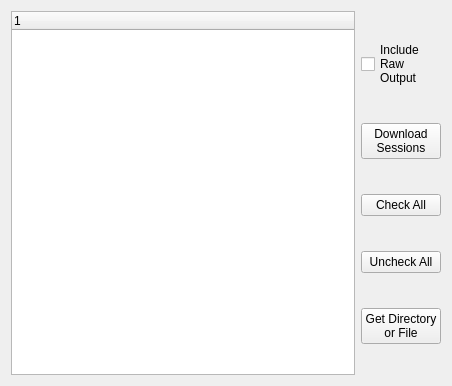
Before: the Qt Designer form src/ui/v800main.ui in profanum429/v800_downloader, drawn with Qt 5.
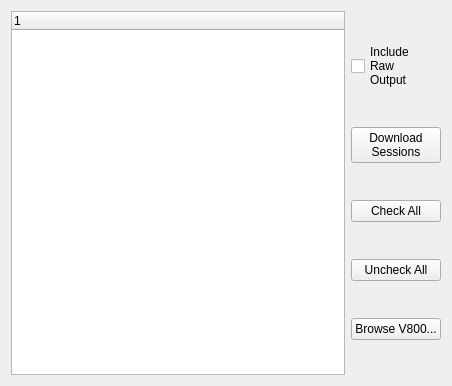
After: the same form once the commit is applied.

```diff
--- a/src/ui/v800main.ui
+++ b/src/ui/v800main.ui
@@ -64,8 +64,7 @@
           <cursorShape>ArrowCursor</cursorShape>
          </property>
          <property name="text">
-          <string>Get Directory
-or File</string>
+          <string>Browse V800...</string>
          </property>
         </widget>
        </item>
```
Left out of the diff: 2 changed lines with no effect on the pictures.
